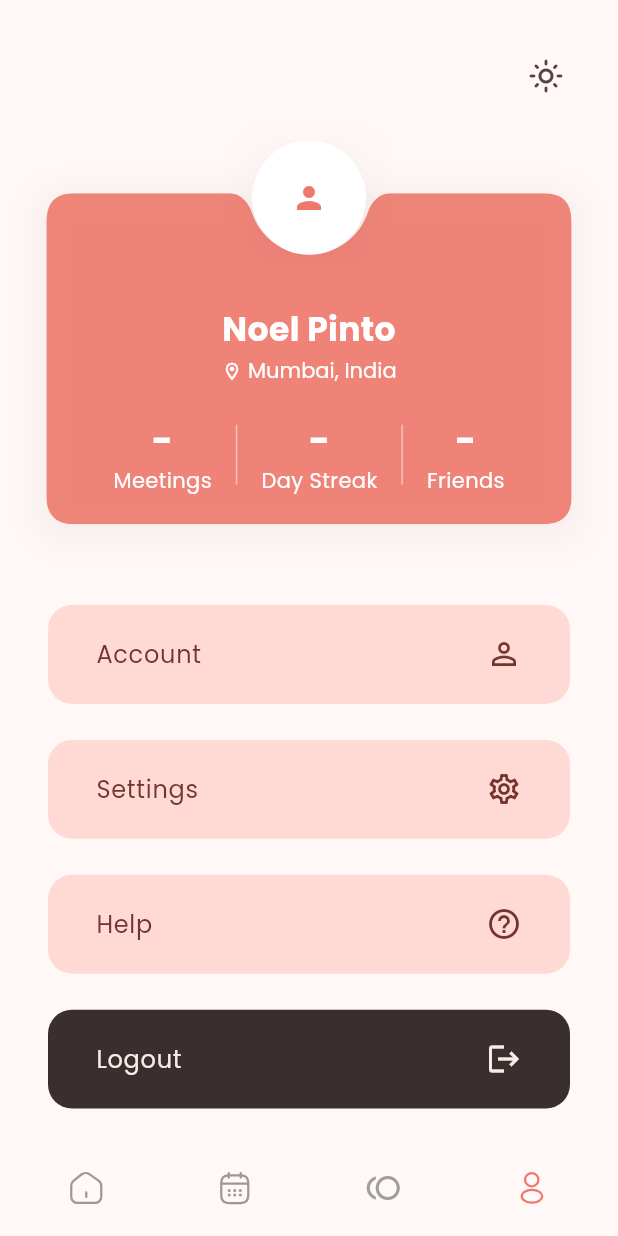
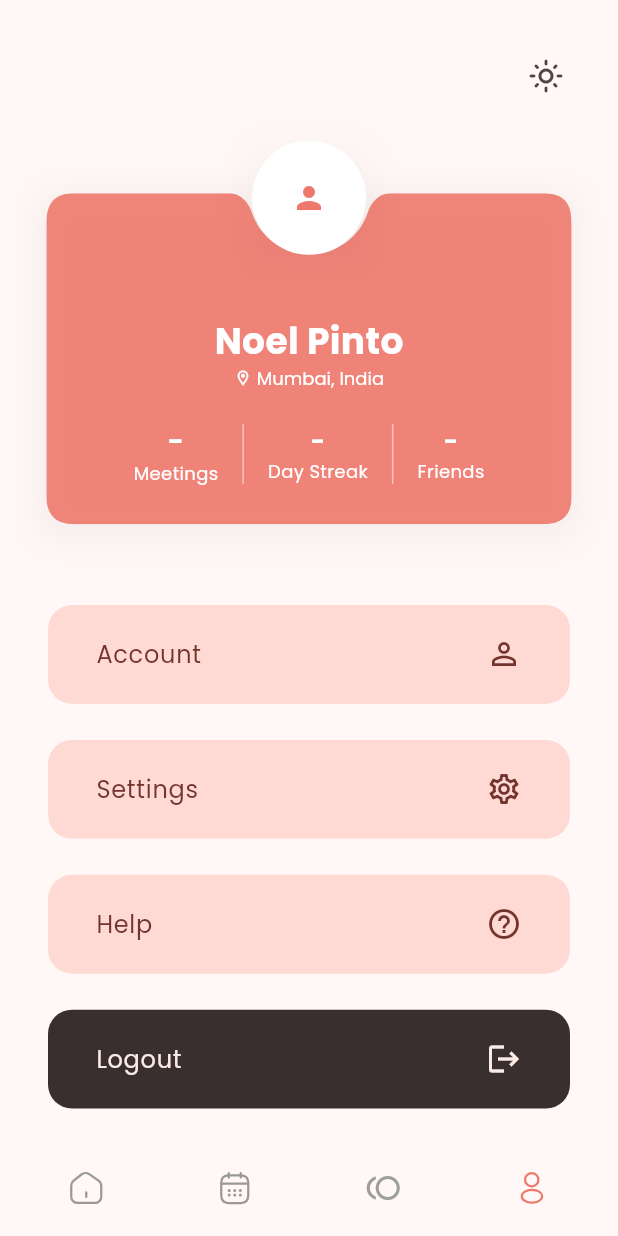
Before and after one commit to curiouslumber/Planora, a Flutter app: the screen it shows after launch, swiped to page 4, on a phone screen of 412 x 824 dp. Run offline on Flutter 3.47's test engine with Material 3 defaults, Android fonts, the phone set to English and light mode, and no system bars; drawn by our look-alikes of calendar_view; our stand-ins replace date_field, flutter_svg, get, google_fonts.

Commit message:
fixed profile page

```diff
--- a/lib/views/pages/profile.dart
+++ b/lib/views/pages/profile.dart
@@ -102,17 +102,21 @@ class Profile extends StatelessWidget {
                       child: Container(
                         width: context.width * 0.8,
                         height: context.height * 0.2,
+                        alignment: Alignment.center,
+                        padding: EdgeInsets.symmetric(vertical: 8.0),
                         decoration: BoxDecoration(
                           borderRadius: BorderRadius.circular(8.0),
                         ),
                         child: Column(
-                          mainAxisAlignment: MainAxisAlignment.center,
+                          mainAxisAlignment: MainAxisAlignment.spaceEvenly,
                           spacing: 2.0,
+                          children: [
+                            Column(
                               children: [
                                 Text(
                                   'Noel Pinto',
                                   style: TextStyle(
-                                fontSize: 22.0,
+                                    fontSize: 24.0,
                                     fontWeight: FontWeight.bold,
                                     color: context.theme.colorScheme.onPrimary,
                                   ),
@@ -125,17 +129,23 @@ class Profile extends StatelessWidget {
                                         alignment: PlaceholderAlignment.middle,
                                         child: Icon(
                                           Icons.location_on_outlined,
-                                      size: 14.0,
+                                          size: 12.0,
                                           color:
-                                          context.theme.colorScheme.onPrimary,
+                                              context
+                                                  .theme
+                                                  .colorScheme
+                                                  .onPrimary,
                                         ),
                                       ),
                                       TextSpan(
                                         text: '\u00A0Mumbai, India',
                                         style: TextStyle(
-                                      fontSize: 14.0,
+                                          fontSize: 12.0,
                                           color:
-                                          context.theme.colorScheme.onPrimary,
+                                              context
+                                                  .theme
+                                                  .colorScheme
+                                                  .onPrimary,
                                           fontFamily:
                                               context
                                                   .theme
@@ -147,7 +157,8 @@ class Profile extends StatelessWidget {
                                     ],
                                   ),
                                 ),
-                            SizedBox(height: 14.0),
+                              ],
+                            ),
                             Row(
                               mainAxisAlignment: MainAxisAlignment.center,
                               crossAxisAlignment: CrossAxisAlignment.center,
@@ -160,7 +171,7 @@ class Profile extends StatelessWidget {
                                     Text(
                                       '-',
                                       style: TextStyle(
-                                        fontSize: 24.0,
+                                        fontSize: 18.0,
                                         fontWeight: FontWeight.bold,
                                         color:
                                             context.theme.colorScheme.onPrimary,
@@ -169,7 +180,7 @@ class Profile extends StatelessWidget {
                                     Text(
                                       'Meetings',
                                       style: TextStyle(
-                                        fontSize: 14.0,
+                                        fontSize: 12.0,
                                         color:
                                             context.theme.colorScheme.onPrimary,
                                       ),
@@ -189,7 +200,7 @@ class Profile extends StatelessWidget {
                                     Text(
                                       '-',
                                       style: TextStyle(
-                                        fontSize: 24.0,
+                                        fontSize: 16.0,
                                         fontWeight: FontWeight.bold,
                                         color:
                                             context.theme.colorScheme.onPrimary,
@@ -198,7 +209,7 @@ class Profile extends StatelessWidget {
                                     Text(
                                       'Day Streak',
                                       style: TextStyle(
-                                        fontSize: 14.0,
+                                        fontSize: 12.0,
                                         color:
                                             context.theme.colorScheme.onPrimary,
                                       ),
@@ -218,7 +229,7 @@ class Profile extends StatelessWidget {
                                     Text(
                                       '-',
                                       style: TextStyle(
-                                        fontSize: 24.0,
+                                        fontSize: 16.0,
                                         fontWeight: FontWeight.bold,
                                         color:
                                             context.theme.colorScheme.onPrimary,
@@ -227,7 +238,7 @@ class Profile extends StatelessWidget {
                                     Text(
                                       'Friends',
                                       style: TextStyle(
-                                        fontSize: 14.0,
+                                        fontSize: 12.0,
                                         color:
                                             context.theme.colorScheme.onPrimary,
                                       ),
```
Lines whose indentation alone changed are shown as unchanged.
